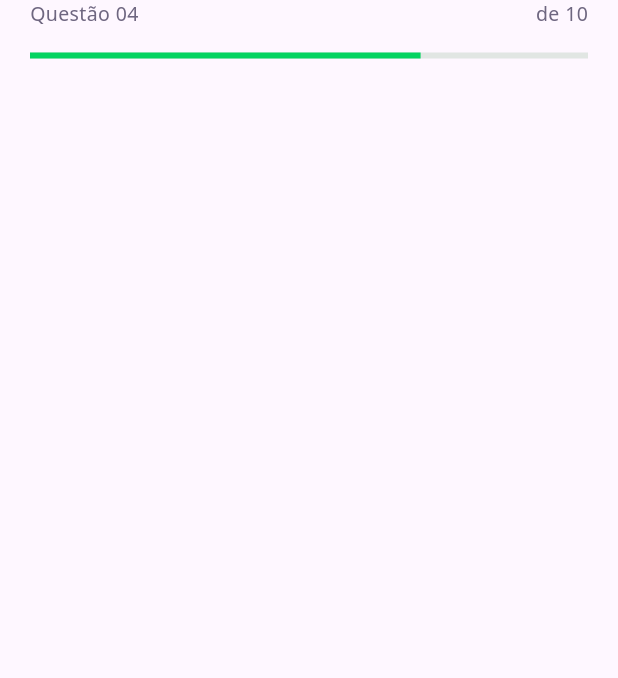
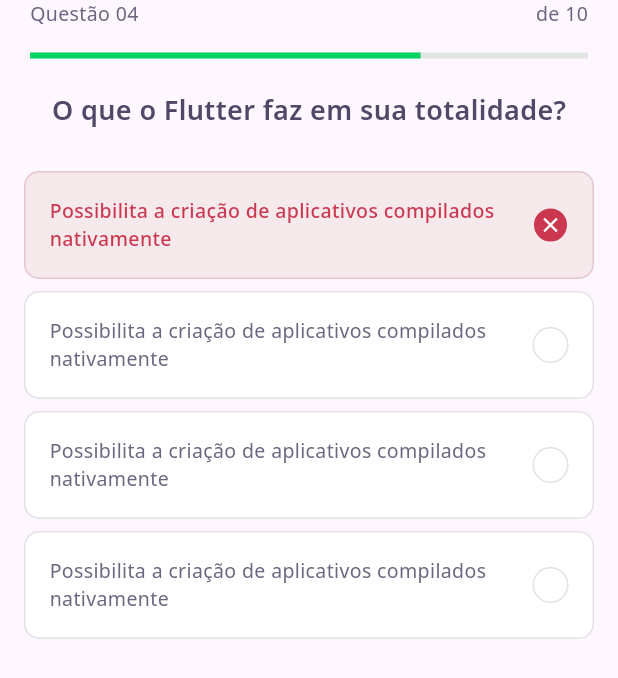
Before and after one commit to brianrecoba/nlw5-dev_quiz, a Flutter app: the screen it shows after launch, on a phone screen of 412 x 824 dp. Shown: the top 678 px of the screen. Run offline on Flutter 3.47's test engine with Material 3 defaults, Android fonts, the phone set to English and light mode, and no system bars; our stand-ins replace google_fonts.

Commit message:
Second full class

```diff
--- a/lib/challenge/challenge_page.dart
+++ b/lib/challenge/challenge_page.dart
@@ -1,4 +1,5 @@
 import 'package:DevQuiz/challenge/widgets/question_indicator/question_indicator_widget.dart';
+import 'package:DevQuiz/challenge/widgets/quiz/quiz_widget.dart';
 import 'package:flutter/material.dart';
 
 class ChallengePage extends StatefulWidget {
@@ -14,9 +15,11 @@
     return Scaffold(
       appBar: PreferredSize(
         preferredSize: Size.fromHeight(60),
-        child: SafeArea(
-          top: true,
-          child: QuestionIndicatorWidget()),),
+        child: SafeArea(top: true, child: QuestionIndicatorWidget()),
+      ),
+      body: QuizWidget(
+        title: "O que o Flutter faz em sua totalidade?",
+      ),
     );
   }
 }
--- /dev/null
+++ b/lib/challenge/widgets/awnser/awnser_widget.dart
@@ -0,0 +1,77 @@
+import 'package:DevQuiz/core/core.dart';
+import 'package:flutter/material.dart';
+import 'package:flutter/widgets.dart';
+
+class AwnserWidget extends StatelessWidget {
+  final String title;
+  final bool isRight;
+  final bool isSelected;
+  const AwnserWidget(
+      {Key? key,
+      required this.title,
+      this.isRight = false,
+      this.isSelected = false})
+      : super(key: key);
+
+  Color get _selectedColorRight =>
+      isRight ? AppColors.darkGreen : AppColors.darkRed;
+
+  Color get _selectedBorderRight =>
+      isRight ? AppColors.lightGreen : AppColors.lightRed;
+
+  Color get _selectedColorCardRight =>
+      isRight ? AppColors.lightGreen : AppColors.lightRed;
+
+  Color get _selectedBorderCardRight =>
+      isRight ? AppColors.green : AppColors.red;
+
+  TextStyle get _selectedTextStyleRight =>
+      isRight ? AppTextStyles.bodyDarkGreen : AppTextStyles.bodyDarkRed;
+
+  IconData get _selectedIconRight => isRight ? Icons.check : Icons.close;
+
+  @override
+  Widget build(BuildContext context) {
+    return Padding(
+      padding: const EdgeInsets.symmetric(horizontal: 16.0, vertical: 4),
+      child: Container(
+        padding: EdgeInsets.all(16),
+        decoration: BoxDecoration(
+            color: isSelected ? _selectedColorCardRight : AppColors.white,
+            borderRadius: BorderRadius.circular(10),
+            border: Border.fromBorderSide(BorderSide(
+              color: isSelected ? _selectedBorderCardRight : AppColors.border,
+            ))),
+        child: Row(
+          mainAxisAlignment: MainAxisAlignment.spaceBetween,
+          children: [
+            Expanded(
+              child: Text(
+                title,
+                style:
+                    isSelected ? _selectedTextStyleRight : AppTextStyles.body,
+              ),
+            ),
+            Container(
+              width: 24,
+              height: 24,
+              decoration: BoxDecoration(
+                  color: isSelected ? _selectedColorRight : AppColors.white,
+                  borderRadius: BorderRadius.circular(500),
+                  border: Border.fromBorderSide(BorderSide(
+                    color: isSelected ? _selectedBorderRight : AppColors.border,
+                  ))),
+              child: isSelected
+                  ? Icon(
+                      _selectedIconRight,
+                      color: AppColors.white,
+                      size: 16,
+                    )
+                  : null,
+            )
+          ],
+        ),
+      ),
+    );
+  }
+}
--- /dev/null
+++ b/lib/challenge/widgets/quiz/quiz_widget.dart
@@ -0,0 +1,43 @@
+import 'package:DevQuiz/challenge/widgets/awnser/awnser_widget.dart';
+import 'package:DevQuiz/core/core.dart';
+import 'package:flutter/material.dart';
+
+class QuizWidget extends StatelessWidget {
+  final String title;
+  const QuizWidget({Key? key, required this.title}) : super(key: key);
+
+  @override
+  Widget build(BuildContext context) {
+    return Container(
+      child: Column(
+        children: [
+          Text(
+            title,
+            style: AppTextStyles.heading,
+          ),
+          SizedBox(
+            height: 24,
+          ),
+          AwnserWidget(
+            isRight: false,
+            isSelected: true,
+            title:
+                "Possibilita a criação de aplicativos compilados nativamente",
+          ),
+          AwnserWidget(
+            title:
+                "Possibilita a criação de aplicativos compilados nativamente",
+          ),
+          AwnserWidget(
+            title:
+                "Possibilita a criação de aplicativos compilados nativamente",
+          ),
+          AwnserWidget(
+            title:
+                "Possibilita a criação de aplicativos compilados nativamente",
+          ),
+        ],
+      ),
+    );
+  }
+}
```
